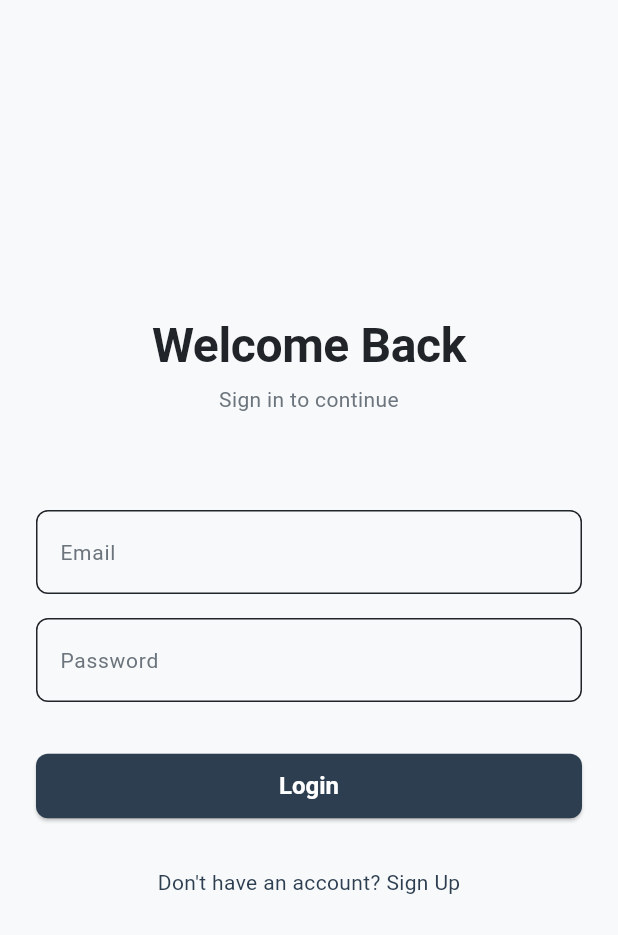
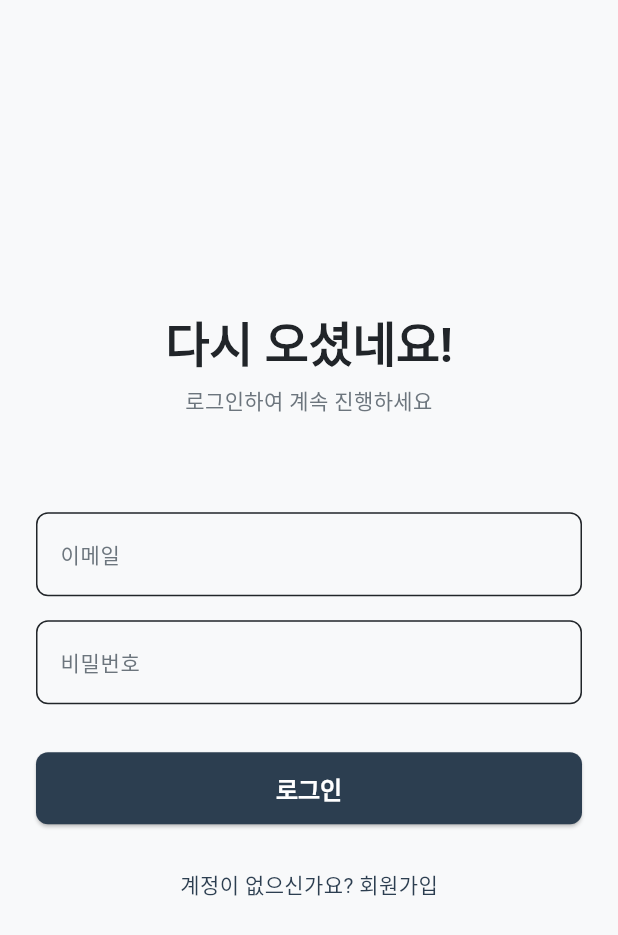
Before and after one commit to Sharknia/hono-front, a Flutter app: the screen it shows after launch, on a phone screen of 412 x 824 dp. Shown: the top 935 px of the screen. Run offline on Flutter 3.47's test engine with Material 3 defaults, Android fonts, the phone set to English and light mode, and no system bars; our stand-ins replace flutter_dotenv, flutter_riverpod, freezed_annotation.

Commit message:
feat(i18n): localize login screen to Korean

```diff
--- a/lib/src/presentation/screen/login_screen.dart
+++ b/lib/src/presentation/screen/login_screen.dart
@@ -42,13 +42,13 @@ class LoginScreen extends ConsumerWidget {
             children: [
               // Logo or Welcome Message
               Text(
-                'Welcome Back',
+                '다시 오셨네요!',
                 textAlign: TextAlign.center,
                 style: Theme.of(context).textTheme.displayLarge,
               ),
               const SizedBox(height: AppSpacing.p8),
               Text(
-                'Sign in to continue',
+                '로그인하여 계속 진행하세요',
                 textAlign: TextAlign.center,
                 style: Theme.of(context).textTheme.bodyMedium,
               ),
@@ -58,13 +58,13 @@ class LoginScreen extends ConsumerWidget {
               CustomTextField(
                 key: const ValueKey('emailField'),
                 controller: emailController,
-                labelText: 'Email',
+                labelText: '이메일',
               ),
               const SizedBox(height: AppSpacing.p16),
               CustomTextField(
                 key: const ValueKey('passwordField'),
                 controller: passwordController,
-                labelText: 'Password',
+                labelText: '비밀번호',
                 obscureText: true,
               ),
               const SizedBox(height: AppSpacing.p32),
@@ -78,7 +78,7 @@ class LoginScreen extends ConsumerWidget {
                         passwordController.text,
                       );
                 },
-                text: 'Login',
+                text: '로그인',
                 isLoading: loginState.maybeWhen(
                   loading: () => true,
                   orElse: () => false,
@@ -95,7 +95,7 @@ class LoginScreen extends ConsumerWidget {
                   );
                 },
                 child: Text(
-                  "Don't have an account? Sign Up",
+                  "계정이 없으신가요? 회원가입",
                   style: Theme.of(context)
                       .textTheme
                       .bodyMedium
```
Also changed, not shown: 3 other files.
